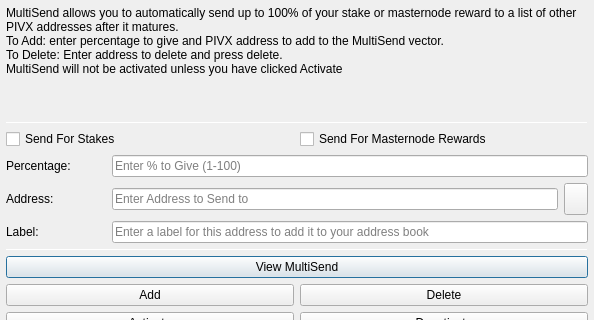
The window that src/qt/forms/multisenddialog.ui (ygtars/SmartBlock) describes before a commit, drawn with Qt 5; both pictures show x 0 to 594 and y 0 to 320 of the 594 by 526 pixel window.
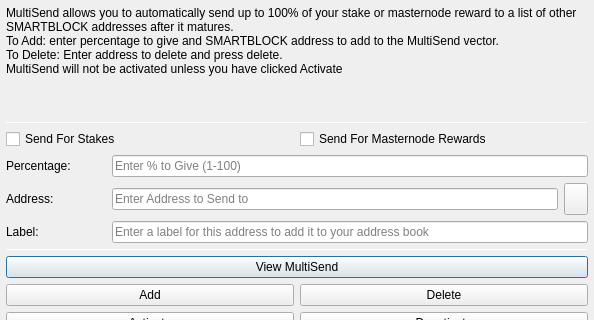
The same window after the commit. Icons and pictures are not drawn.

Diff of the .ui file:
```diff
--- a/src/qt/forms/multisenddialog.ui
+++ b/src/qt/forms/multisenddialog.ui
@@ -37,8 +37,8 @@
         <number>1</number>
        </property>
        <property name="text">
-        <string>MultiSend allows you to automatically send up to 100% of your stake or masternode reward to a list of other PIVX addresses after it matures.
-To Add: enter percentage to give and PIVX address to add to the MultiSend vector.
+        <string>MultiSend allows you to automatically send up to 100% of your stake or masternode reward to a list of other SMARTBLOCK addresses after it matures.
+To Add: enter percentage to give and SMARTBLOCK address to add to the MultiSend vector.
 To Delete: Enter address to delete and press delete.
 MultiSend will not be activated unless you have clicked Activate</string>
        </property>
```
Left out of the diff: 4 changed lines with no effect on the pictures.
